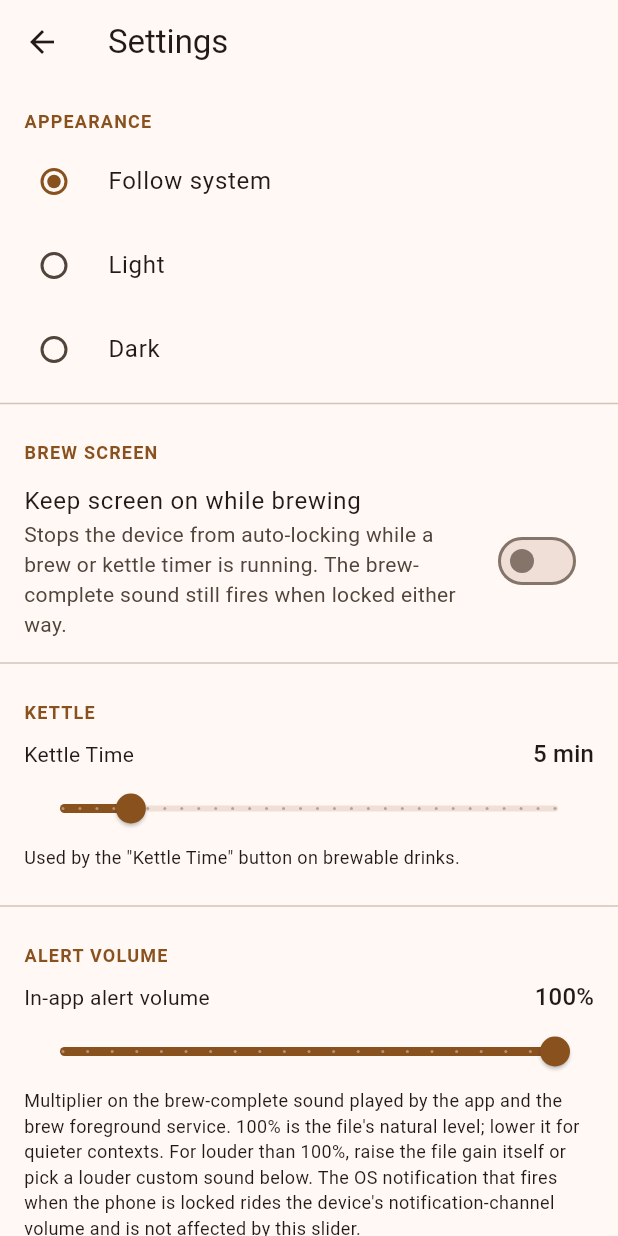
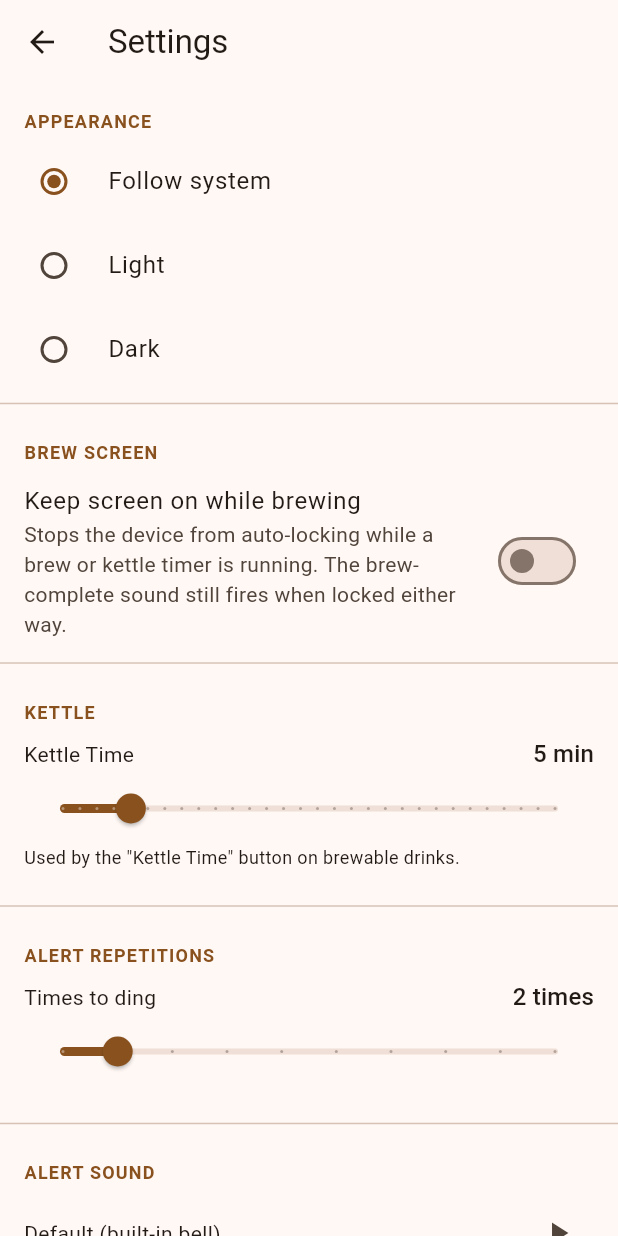
Before and after one commit to japanesus0/binky, a Flutter app: the SettingsScreen screen opened directly, on a phone screen of 412 x 824 dp. Run offline on Flutter 3.47's test engine with Material 3 defaults, Android fonts, the phone set to English and light mode, and no system bars; our stand-ins replace audioplayers, file_picker, flutter_local_notifications, flutter_secure_storage, share_plus, shared_preferences and 2 more; missing offline and left inert: flutter_foreground_task; accounts and stored records are empty.

Commit message:
alert: replace boost slider with 1–10 repetition counter (default 2)
Per user feedback, the "make it louder" knob is now "ding it more
times" rather than software amplification. Repetition catches
attention reliably without the audio-quality tradeoffs of
post-ceiling gain (which audioplayers can't do anyway — setVolume
caps at 1.0 on Android, and PCM pre-amplification past the file's
peak just clips the waveform).

New control in Settings → Alert repetitions: integer slider 1–10,
default 2. Single ding is easy to miss; two is the cheapest "I
notice it" without being pushy.

Threaded through all three alert paths:

  - Foreground (alarm.dart foregroundAlert): loops the
    audio + 3-haptic-pulse cycle N times with a 400ms inter-cycle
    gap. New abortAlert() lets ActiveBrew.stop/complete halt the
    loop mid-flight so a Done/Cancel tap doesn't make the user wait
    through 9 more dings to dismiss.

  - Service isolate (brew_service.dart _fireExpiry): same cycle
    loop. Audio context is set ONCE up front instead of per rep —
    it's process-global state, no point re-setting inside the loop.
    BrewServiceKeys.alertGain renamed to alertRepetitions; type
    flipped from double to int.

  - OS-scheduled notifications (alarm.dart scheduleCompletion):
    fans out to N stacked notifications 1 second apart, ids
    [_completionNotificationId .. + _maxAlertReps - 1]. The Android
    system groups them in the shade. cancelScheduledCompletion
    sweeps all 10 possible ids so a mid-flight reps reduction
    can't leak stale alerts under higher indices.

Test buttons unchanged in scope: "Simulate brew-complete alert"
(via foregroundAlert) exercises the full N-rep rhythm; "Test OS
notification" fires a single ding to verify the OS sound path in
isolation.

Deprecated alert_gain SecureStore key is swept on load so dead
bytes from the boost-slider release don't accumulate in
persisted state. pcm_gain.dart helper deleted — the PCM
amplifier has no remaining callers.

Co-Authored-By: Claude Opus 4.7 <noreply@anthropic.com>

```diff
--- a/app/lib/settings.dart
+++ b/app/lib/settings.dart
@@ -32,30 +32,50 @@ final ValueNotifier<bool> keepScreenOnDuringBrewNotifier =
 final ValueNotifier<String?> customAlertSoundPathNotifier =
     ValueNotifier<String?>(null);
 
-/// Multiplier applied to the in-app brew-complete sound. Range 0.0 (muted)
-/// to 1.0 (the WAV's natural peak level). audioplayers' setVolume() caps
-/// at 1.0 on Android so we cannot software-amplify above unity — to make
-/// the alert genuinely louder, raise the file's own loudness in Audacity
-/// (or pick a louder custom sound) and leave this slider at 100%.
+/// Number of times the brew-complete alert plays in succession when a
+/// brew expires. Range 1–10, default 2.
 ///
-/// Applied in two places:
-///   - foreground path: `alarm.dart` _playSound() before player.play().
-///   - service-isolate path: `brew_service.dart` _fireExpiry() — the gain
-///     is round-tripped through FlutterForegroundTask.saveData under
-///     [BrewServiceKeys.alertGain] when the brew service starts.
+/// Repetition is the practical knob for "make sure the user notices" —
+/// raising raw loudness has hard limits (audioplayers.setVolume caps at
+/// 1.0; software amplification past the file's natural peak just clips
+/// the waveform), and a single ding is easy to miss in a noisy or
+/// distracted context. Playing the same ding 2–3 times in a row catches
+/// attention reliably without distortion.
 ///
-/// The OS-scheduled completion notification (locked-app path) does NOT
-/// honor this — it plays at the device's notification-channel volume,
-/// independent of our slider. That's the right behavior: the OS-side
-/// volume is a system policy the user controls in Settings → Sound.
-final ValueNotifier<double> alertGainNotifier = ValueNotifier<double>(1.0);
+/// Applied in all three alert paths:
+///   - foreground path: alarm.dart foregroundAlert() loops N times with
+///     a short gap between cycles. Each cycle is audio + 3 haptic
+///     pulses, matching the original single-ding pattern.
+///   - service-isolate path: brew_service.dart _fireExpiry() loops the
+///     same audio+haptic cycle. Reps round-trip through
+///     FlutterForegroundTask.saveData under
+///     [BrewServiceKeys.alertRepetitions] at brew start.
+///   - OS-scheduled completion notification: alarm.dart scheduleCompletion
+///     schedules N stacked notifications 1 second apart (base id +
+///     iteration index). The device's notification channel rings each
+///     one. Cancellation sweeps all 10 possible ids regardless of
+///     current setting so changes mid-brew can't leak stale alerts.
+///
+/// Mid-loop dismissal: when the user taps Done/Cancel on an active brew,
+/// ActiveBrew calls Alarm.abortAlert() which sets a flag the foreground
+/// loop checks between cycles. The service-isolate loop cannot be
+/// aborted from outside (different isolate, no shared memory), but in
+/// practice the user can only dismiss from inside the resumed app, in
+/// which case the in-app guard already prevented the service from
+/// firing in the first place.
+final ValueNotifier<int> alertRepetitionsNotifier = ValueNotifier<int>(2);
 
 class Settings {
   static const _themeKey = 'theme_mode';
   static const _kettleKey = 'kettle_minutes';
   static const _customSoundKey = 'custom_alert_sound_path';
   static const _keepScreenOnKey = 'keep_screen_on_during_brew';
-  static const _alertGainKey = 'alert_gain';
+  static const _alertRepsKey = 'alert_repetitions';
+  // Deprecated key from an earlier closed-test build (50–150% gain
+  // slider that pre-amplified PCM). Removed on load so persisted
+  // installs don't carry dead bytes; safe to delete this constant once
+  // closed test cycles past the boost-slider release.
+  static const _deprecatedAlertGainKey = 'alert_gain';
 
   /// Loads all settings from encrypted storage into the notifiers above.
   /// Call once during app startup, after SecureStore migration, before the
@@ -91,14 +111,16 @@ class Settings {
       }
     }
 
-    // Alert gain. Default 1.0 on fresh installs (no attenuation). Parse
-    // defensively: any bad / out-of-range value falls back to full volume
-    // rather than e.g. accidentally muting the user.
-    final gainStr = await SecureStore.getString(_alertGainKey);
-    final parsedGain = gainStr != null ? double.tryParse(gainStr) : null;
-    alertGainNotifier.value = (parsedGain != null && parsedGain.isFinite)
-        ? parsedGain.clamp(0.0, 1.0).toDouble()
-        : 1.0;
+    // Alert repetitions. Default 2 on fresh installs — one ding is
+    // easy to miss; two is the cheapest "I notice it" without being
+    // pushy. Clamped 1–10. Bad/missing values silently fall back to
+    // the default rather than failing loudly.
+    final repsStr = await SecureStore.getString(_alertRepsKey);
+    final parsedReps = repsStr != null ? int.tryParse(repsStr) : null;
+    alertRepetitionsNotifier.value =
+        (parsedReps != null) ? parsedReps.clamp(1, 10) : 2;
+    // Clean up the deprecated boost-slider key. No-op if absent.
+    await SecureStore.remove(_deprecatedAlertGainKey);
   }
 
   static Future<void> setThemeMode(ThemeMode mode) async {
@@ -126,10 +148,10 @@ class Settings {
     customAlertSoundPathNotifier.value = path;
   }
 
-  static Future<void> setAlertGain(double value) async {
-    final clamped = value.clamp(0.0, 1.0).toDouble();
-    await SecureStore.setString(_alertGainKey, clamped.toString());
-    alertGainNotifier.value = clamped;
+  static Future<void> setAlertRepetitions(int value) async {
+    final clamped = value.clamp(1, 10);
+    await SecureStore.setString(_alertRepsKey, clamped.toString());
+    alertRepetitionsNotifier.value = clamped;
   }
 }
 
@@ -306,11 +328,10 @@ class SettingsScreen extends StatelessWidget {
             },
           ),
           const Divider(),
-          const _SectionHeader('Alert volume'),
-          ValueListenableBuilder<double>(
-            valueListenable: alertGainNotifier,
-            builder: (context, gain, _) {
-              final pct = (gain * 100).round();
+          const _SectionHeader('Alert repetitions'),
+          ValueListenableBuilder<int>(
+            valueListenable: alertRepetitionsNotifier,
+            builder: (context, reps, _) {
               return Padding(
                 padding: const EdgeInsets.fromLTRB(16, 4, 16, 16),
                 child: Column(
@@ -319,30 +340,24 @@ class SettingsScreen extends StatelessWidget {
                     Row(
                       mainAxisAlignment: MainAxisAlignment.spaceBetween,
                       children: [
-                        const Text('In-app alert volume'),
-                        Text('$pct%',
+                        const Text('Times to ding'),
+                        Text(reps == 1 ? '1 time' : '$reps times',
                             style: Theme.of(context).textTheme.titleMedium),
                       ],
                     ),
+                    // Integer slider 1–10, 9 divisions for 10 stops.
+                    // No preview-on-release — the existing
+                    // "Simulate brew-complete alert" button below in
+                    // Diagnostics fires the full N-repetition pattern
+                    // and is the right place to audition the rhythm.
                     Slider(
-                      value: gain,
-                      min: 0.0,
-                      max: 1.0,
-                      divisions: 20,
-                      label: '$pct%',
-                      onChanged: (v) => Settings.setAlertGain(v),
-                      onChangeEnd: (_) => Alarm.playPreview(),
-                    ),
-                    const Text(
-                      'Multiplier on the brew-complete sound played by the '
-                      'app and the brew foreground service. 100% is the '
-                      "file's natural level; lower it for quieter contexts. "
-                      'For louder than 100%, raise the file gain itself or '
-                      'pick a louder custom sound below. The OS notification '
-                      "that fires when the phone is locked rides the device's "
-                      'notification-channel volume and is not affected by '
-                      'this slider.',
-                      style: TextStyle(fontSize: 12),
+                      value: reps.toDouble(),
+                      min: 1,
+                      max: 10,
+                      divisions: 9,
+                      label: '$reps',
+                      onChanged: (v) =>
+                          Settings.setAlertRepetitions(v.round()),
                     ),
                   ],
                 ),
```
Also changed, not shown: app/lib/active_brew.dart (+14 -8 lines), app/lib/alarm.dart (+99 -35 lines), app/lib/brew_service.dart (+55 -44 lines).
